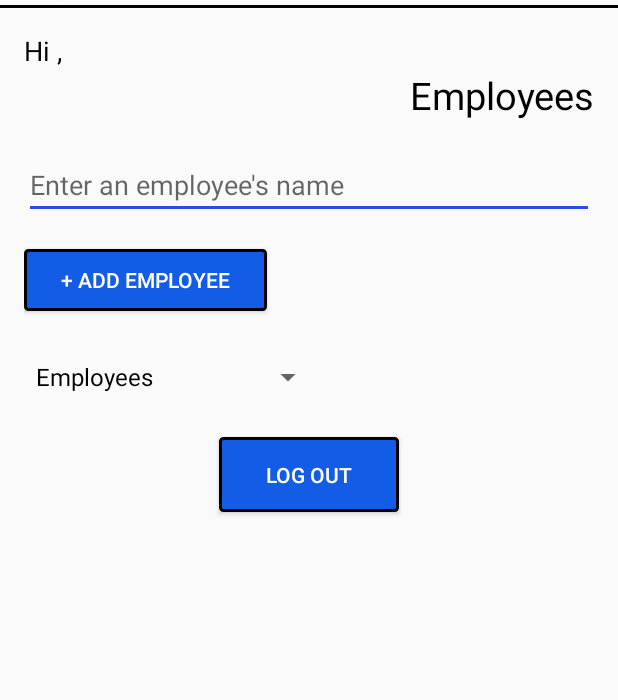
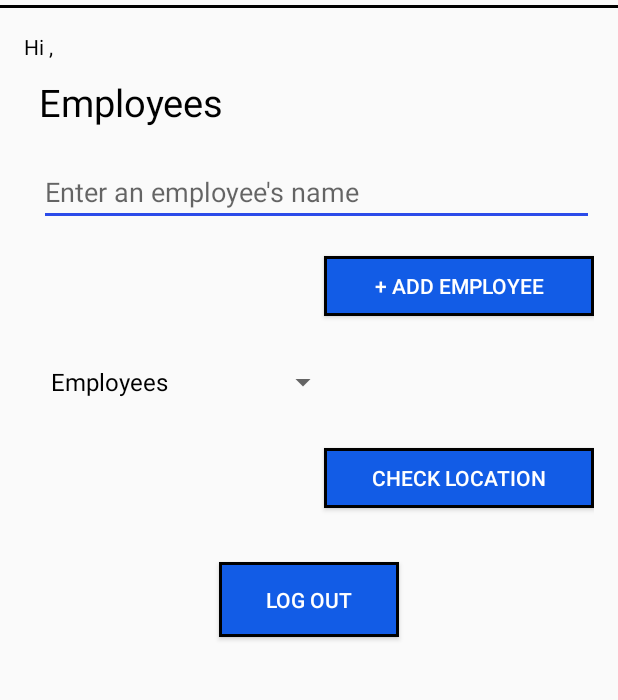
Before and after one commit to DanielJablonski/CSFair, an Android app: the EmployeeList screen opened directly, with no data from a screen before it, on a phone screen of 412 x 824 dp, the part 70-770 px from its top. Run offline under Robolectric (Android 15) with nearby library versions, the phone set to English and light mode, and no system bars; our stand-ins replace Firebase (no records; nobody signed in at launch, a user with empty details on screens opened directly).

```diff
--- a/DanielJablonskiCSFairEmployeeTracker/app/src/main/java/com/daniel/employeetracker/EmployeeList.java
+++ b/DanielJablonskiCSFairEmployeeTracker/app/src/main/java/com/daniel/employeetracker/EmployeeList.java
@@ -1,5 +1,7 @@
 package com.daniel.employeetracker;
 
+import android.content.Intent;
+import android.provider.ContactsContract;
 import android.support.v7.app.AppCompatActivity;
 import android.os.Bundle;
 import android.util.Log;
@@ -27,42 +29,83 @@ public class EmployeeList extends AppCompatActivity {
 
     ArrayList<String> items;
     FirebaseAuth firebaseAuth;
-    FirebaseDatabase fireRef = FirebaseDatabase.getInstance();
-    DatabaseReference ref = fireRef.getReference();
-    Button addEmployee;
+    DatabaseReference ref = FirebaseDatabase.getInstance().getReference();
+    Button addEmployee, logout, checkLocationBtn;
     String user = FirebaseAuth.getInstance().getCurrentUser().getEmail().replace(".",",");
     EditText emailOfEmployee;
     DatabaseReference mRef;
     String previousEmployee, employeeEmail;
     DataSnapshot employeeNumber;
     TextView displayName;
+    Spinner dropdown;
 
     @Override
     protected void onCreate(Bundle savedInstanceState) {
         super.onCreate(savedInstanceState);
         setContentView(R.layout.activity_employee_list);
+
         items = new ArrayList<>();
-        Spinner dropdown = (Spinner)findViewById(R.id.spinner);
+        dropdown = (Spinner)findViewById(R.id.spinner);
         items.add("Employees");
         ArrayAdapter<String> adapter = new ArrayAdapter<String>(EmployeeList.this, android.R.layout.simple_spinner_dropdown_item, items);
         dropdown.setAdapter(adapter);
+
         emailOfEmployee = (EditText) findViewById(R.id.employeeEmail);
         previousEmployee = "";
         displayName = (TextView) findViewById(R.id.displayName);
+        logout = (Button) findViewById(R.id.logOutBtn);
+        checkLocationBtn = (Button) findViewById(R.id.checkGps);
+        mRef = FirebaseDatabase.getInstance().getReference().child("employer").child(FirebaseAuth.getInstance().getCurrentUser().getEmail().replace(".",","));
+
+        logout.setOnClickListener(new View.OnClickListener() {
+            @Override
+            public void onClick(View v) {
+                FirebaseAuth.getInstance().signOut();
+                Intent logoutIntent = new Intent(EmployeeList.this, MainActivity.class);
+                startActivity(logoutIntent);
+                finish();
+                Toast.makeText(EmployeeList.this, "You have been logged out", Toast.LENGTH_SHORT).show();
+            }
+        });
+
+        checkLocationBtn.setOnClickListener(new View.OnClickListener() {
+            @Override
+            public void onClick(View v) {
+                mRef.child("employees").addListenerForSingleValueEvent(new ValueEventListener() {
+                    @Override
+                    public void onDataChange(DataSnapshot dataSnapshot)
+                    {
+
+                        Intent intent = new Intent(EmployeeList.this, MapsActivity.class);
+                        intent.putExtra("latitude", dataSnapshot.child(dropdown.getSelectedItem().toString()).child("latitude").getValue().toString());
+                        intent.putExtra("longitude", dataSnapshot.child(dropdown.getSelectedItem().toString()).child("longitude").getValue().toString());
+                        intent.putExtra("marker", dataSnapshot.child(dropdown.getSelectedItem().toString()).child("name").getValue().toString());
+                        startActivity(intent);
+                    }
+
+                    @Override
+                    public void onCancelled(DatabaseError databaseError) {
+
+                    }
+                });
+
+            }
+        });
+
         displayName.setText("Hi " + FirebaseAuth.getInstance().getCurrentUser().getDisplayName() + ",");
-        ref.child("employee").addListenerForSingleValueEvent(new ValueEventListener() {
+
+        mRef.child("employees").orderByChild("name").addListenerForSingleValueEvent(new ValueEventListener() {
             @Override
             public void onDataChange(DataSnapshot dataSnapshot) {
-                for(int i =0; i < dataSnapshot.getChildrenCount(); i++)
+                for (DataSnapshot snapshot: dataSnapshot.getChildren())
                 {
-//                    items.add(dataSnapshot.child(dataSnapshot.getChildren().toString().replace(",",".")));
+                    items.add(snapshot.child("name").getValue().toString());
                 }
-
             }
 
             @Override
             public void onCancelled(DatabaseError databaseError) {
-                Log.d("DONKEY", "FAILED");
+
             }
         });
 
@@ -71,7 +114,6 @@ public class EmployeeList extends AppCompatActivity {
             @Override
             public void onClick(View v) {
                 employeeEmail = emailOfEmployee.getText().toString();
-                mRef = FirebaseDatabase.getInstance().getReference().child("employer").child(FirebaseAuth.getInstance().getCurrentUser().getEmail().replace(".",","));
                 ref.addListenerForSingleValueEvent(new ValueEventListener() {
                     @Override
                     public void onDataChange(DataSnapshot dataSnapshot) {
@@ -82,7 +124,7 @@ public class EmployeeList extends AppCompatActivity {
 
                                 DataSnapshot employee =dataSnapshot.child("employee").child(emailOfEmployee.getText().toString().replace(".", ","));
                                 Map<String, Object> map = new HashMap<String, Object>();
-                                map.put("/employees/" + employee.child("name").getValue().toString() + "/", toMap(employee.child("latitude"), employee.child("longitude")));
+                                map.put("/employees/" + employee.child("name").getValue().toString() + "/", toMap(employee.child("name"), employee.child("latitude"), employee.child("longitude")));
                                 mRef.updateChildren(map, new DatabaseReference.CompletionListener() {
                                     @Override
                                     public void onComplete(DatabaseError databaseError, DatabaseReference databaseReference) {
@@ -118,14 +160,16 @@ public class EmployeeList extends AppCompatActivity {
                     }
                 });
 
+
             }
         });
 
     }
 
-    public Map<String, Object> toMap(DataSnapshot latitude, DataSnapshot longitude)
+    public Map<String, Object> toMap(DataSnapshot name, DataSnapshot latitude, DataSnapshot longitude)
     {
         HashMap<String, Object> result = new HashMap<>();
+        result.put("name", name.getValue().toString());
         result.put("latitude", latitude.getValue().toString());
         result.put("longitude", longitude.getValue().toString());
         return result;
--- a/DanielJablonskiCSFairEmployeeTracker/app/src/main/java/com/daniel/employeetracker/MapsActivity.java
+++ b/DanielJablonskiCSFairEmployeeTracker/app/src/main/java/com/daniel/employeetracker/MapsActivity.java
@@ -14,7 +14,7 @@ import com.google.android.gms.maps.model.MarkerOptions;
 public class MapsActivity extends FragmentActivity implements OnMapReadyCallback {
 
     private GoogleMap mMap;
-    String latString, longString;
+    String latString, longString, marker;
     double latitude;
     double longitude;
 
@@ -24,6 +24,8 @@ public class MapsActivity extends FragmentActivity implements OnMapReadyCallback
         setContentView(R.layout.activity_maps);
         latString = getIntent().getStringExtra("latitude");
         longString = getIntent().getStringExtra("longitude");
+        marker = getIntent().getStringExtra("marker");
+
         System.out.println(latString + ", " + longString);
 
         latitude = Double.parseDouble(latString);
@@ -51,7 +53,7 @@ public class MapsActivity extends FragmentActivity implements OnMapReadyCallback
         // Add a marker in Sydney and move the camera
         CameraUpdate zoom = CameraUpdateFactory.zoomTo(14);
         LatLng myLocation = new LatLng(latitude, longitude);
-        mMap.addMarker(new MarkerOptions().position(myLocation).title("You"));
+        mMap.addMarker(new MarkerOptions().position(myLocation).title(marker));
         mMap.moveCamera(CameraUpdateFactory.newLatLng(myLocation));
         mMap.moveCamera(zoom);
     }
--- a/DanielJablonskiCSFairEmployeeTracker/app/src/main/res/drawable/buttonshape.xml
+++ b/DanielJablonskiCSFairEmployeeTracker/app/src/main/res/drawable/buttonshape.xml
@@ -1,9 +1,7 @@
 <?xml version="1.0" encoding="utf-8"?>
 <shape xmlns:android="http://schemas.android.com/apk/res/android"
     android:shape="rectangle" >
-    <corners
-        android:radius="2dp"
-        />
+
     <solid
         android:color="#125ce6"
         />
--- a/DanielJablonskiCSFairEmployeeTracker/app/src/main/res/drawable/google_button.xml
+++ b/DanielJablonskiCSFairEmployeeTracker/app/src/main/res/drawable/google_button.xml
@@ -1,9 +1,6 @@
 <?xml version="1.0" encoding="utf-8"?>
 <shape xmlns:android="http://schemas.android.com/apk/res/android"
     android:shape="rectangle" >
-    <corners
-        android:radius="2dp"
-        />
     <solid
         android:color="#e23e2b"
         />
--- a/DanielJablonskiCSFairEmployeeTracker/app/src/main/res/layout/activity_employee_list.xml
+++ b/DanielJablonskiCSFairEmployeeTracker/app/src/main/res/layout/activity_employee_list.xml
@@ -53,20 +53,23 @@
             android:layout_height="wrap_content"
             android:text=""
             android:id="@+id/displayName"
-            android:textSize="18sp"
+            android:layout_marginBottom="10dp"
+            android:textSize="14sp"
             android:textColor="#000000" />
         <TextView
             android:layout_width="match_parent"
             android:layout_height="wrap_content"
             android:text="Employees"
+            android:layout_marginStart="10dp"
             tools:textStyle="bold"
-            android:textAlignment="textEnd"
+            android:textAlignment="textStart"
             android:textSize="25sp"
             android:textColor="#000000" />
 
         <EditText
             android:layout_width="match_parent"
             android:layout_height="wrap_content"
+            android:layout_marginStart="10dp"
             android:inputType="textPersonName"
             android:hint="Enter an employee's name"
             android:layout_marginTop="20dp"
@@ -75,22 +78,35 @@
 
         <Button
             android:text="+ Add employee"
-            android:layout_width="162dp"
-            android:layout_height="41dp"
             android:id="@+id/addEmployeeBtn"
             android:background="@drawable/buttonshape"
             android:layout_marginTop="20dp"
-            android:textColor="#ffffff" />
+            android:textColor="#ffffff"
+            android:layout_gravity="right"
+            android:layout_height="40dp"
+            android:layout_width="180dp" />
 
         <Spinner
             android:layout_width="200dp"
             android:layout_height="wrap_content"
+            android:layout_marginStart="10dp"
             android:layout_marginTop="20dp"
             android:spinnerMode="dropdown"
             android:id="@+id/spinner">
 
 
         </Spinner>
+
+        <Button
+            android:text="Check Location"
+            android:id="@+id/checkGps"
+            android:background="@drawable/buttonshape"
+            android:layout_height="40dp"
+            android:layout_gravity="right"
+            android:textColor="#ffffff"
+            android:layout_marginTop="20dp"
+            android:layout_marginBottom="20dp"
+            android:layout_width="180dp" />
 
     </LinearLayout>
 
--- a/DanielJablonskiCSFairEmployeeTracker/app/src/main/res/layout/activity_main.xml
+++ b/DanielJablonskiCSFairEmployeeTracker/app/src/main/res/layout/activity_main.xml
@@ -83,7 +83,7 @@
         <TextView
             android:layout_width="wrap_content"
             android:layout_height="wrap_content"
-            android:text="Are you an employee or an employee?"
+            android:text="Are you an employer or an employee?"
             android:textSize="30sp"
             android:id="@+id/textView"
             android:textStyle="bold"
--- a/DanielJablonskiCSFairEmployeeTracker/build.gradle
+++ b/DanielJablonskiCSFairEmployeeTracker/build.gradle
@@ -5,7 +5,7 @@ buildscript {
         mavenCentral()
     }
     dependencies {
-        classpath 'com.android.tools.build:gradle:2.2.3'
+        classpath 'com.android.tools.build:gradle:2.3.0'
         classpath 'com.google.gms:google-services:3.0.0'
         // NOTE: Do not place your application dependencies here; they belong
         // in the individual module build.gradle files
```
Also changed, not shown: DanielJablonskiCSFairEmployeeTracker/app/src/main/java/com/daniel/employeetracker/CheckInActivity.java (+51 -11 lines), DanielJablonskiCSFairEmployeeTracker/app/src/main/java/com/daniel/employeetracker/EmployerLoginActivity.java (+23 -7 lines), DanielJablonskiCSFairEmployeeTracker/app/src/main/res/layout/activity_check_in.xml (+10 -1 lines), DanielJablonskiCSFairEmployeeTracker/gradle/wrapper/gradle-wrapper.properties.
